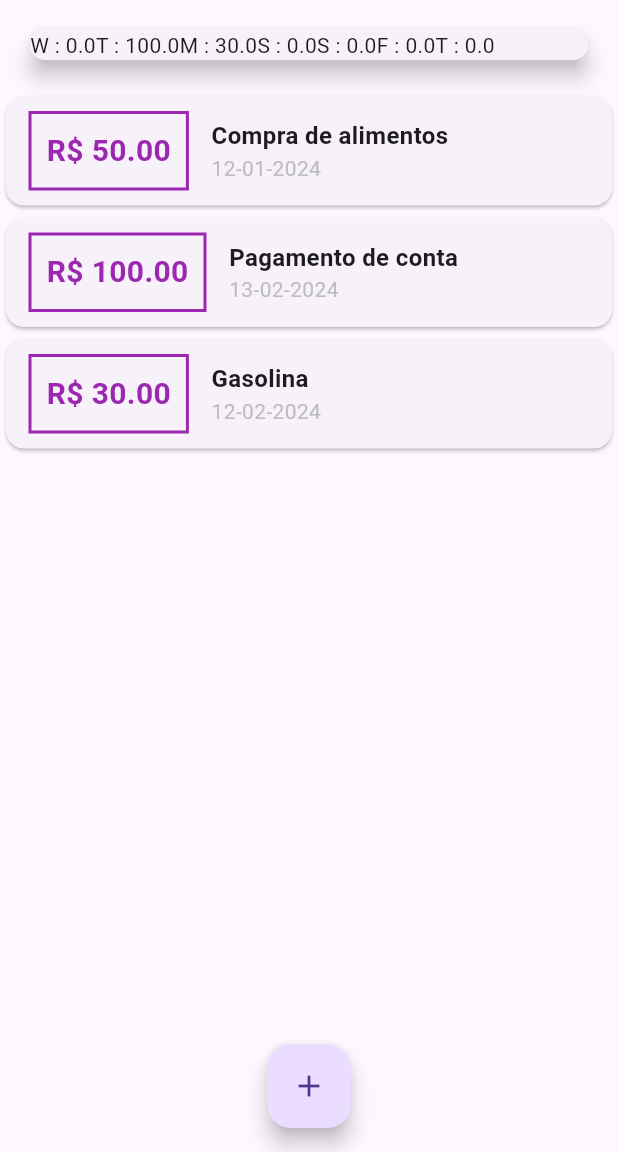
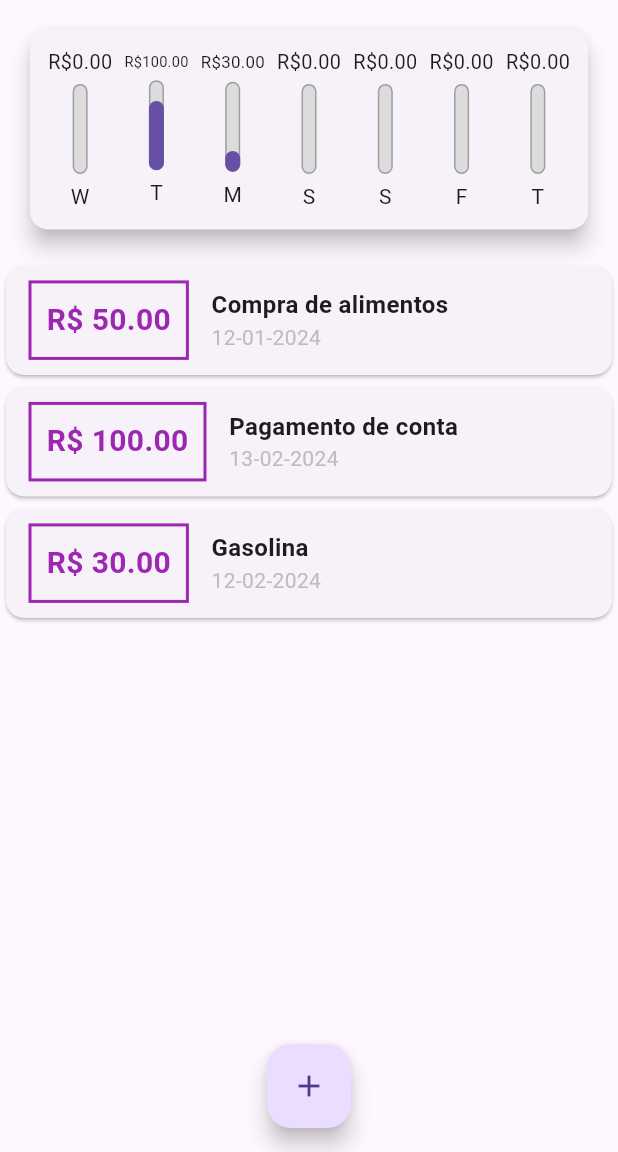
Before and after one commit to tiagors09/expenses, a Flutter app: the screen it shows after launch, on a phone screen of 412 x 824 dp, the part 84-1236 px from its top. Run offline on Flutter 3.47's test engine with Material 3 defaults, Android fonts, the phone set to English and light mode, and no system bars.

Commit message:
chart.dart: added method to get total value in a week, a padding wraping chart row and flexibilitie to chart

```diff
--- a/lib/components/chart.dart
+++ b/lib/components/chart.dart
@@ -1,3 +1,4 @@
+import 'package:expenses/components/chart_bar.dart';
 import 'package:expenses/models/transaction.dart';
 import 'package:flutter/material.dart';
 import 'package:intl/intl.dart';
@@ -27,16 +28,31 @@ class Chart extends StatelessWidget {
     });
   }
 
+  double get _weekTotalValue {
+    return groupedTransactions.fold(
+        0.0, (sum, tr) => sum += tr['value'] as double);
+  }
+
   @override
   Widget build(BuildContext context) {
     groupedTransactions;
     return Card(
       elevation: 6,
       margin: const EdgeInsets.all(20.0),
-      child: Row(
-        children: groupedTransactions.map((tr) {
-          return Text('${tr['day']} : ${tr['value']}');
-        }).toList(),
+      child: Padding(
+        padding: const EdgeInsets.all(8.0),
+        child: Row(
+          mainAxisAlignment: MainAxisAlignment.spaceAround,
+          children: groupedTransactions.map((tr) {
+            return Flexible(
+              fit: FlexFit.tight,
+              child: ChartBar(
+                  label: tr['day'].toString(),
+                  value: tr['value'] as double,
+                  percentage: (tr['value'] as double) / _weekTotalValue),
+            );
+          }).toList(),
+        ),
       ),
     );
   }
--- /dev/null
+++ b/lib/components/chart_bar.dart
@@ -0,0 +1,52 @@
+import 'package:flutter/material.dart';
+
+class ChartBar extends StatelessWidget {
+  final String label;
+  final double value;
+  final double percentage;
+
+  const ChartBar(
+      {super.key,
+      required this.label,
+      required this.value,
+      required this.percentage});
+
+  @override
+  Widget build(BuildContext context) {
+    return Container(
+      margin: const EdgeInsets.all(4.0),
+      child: Column(
+        children: [
+          Container(
+              margin: const EdgeInsets.fromLTRB(0, 0, 0, 5.0),
+              child: FittedBox(child: Text('R\$${value.toStringAsFixed(2)}'))),
+          Container(
+            height: 60,
+            width: 10,
+            margin: const EdgeInsets.fromLTRB(0, 0, 0, 5),
+            child: Stack(alignment: Alignment.bottomCenter, children: [
+              Container(
+                decoration: BoxDecoration(
+                  border: Border.all(
+                      color: const Color.fromRGBO(158, 158, 158, 1),
+                      width: 1.0),
+                  color: const Color.fromRGBO(220, 220, 220, 1),
+                  borderRadius: BorderRadius.circular(5),
+                ),
+              ),
+              FractionallySizedBox(
+                heightFactor: percentage,
+                child: Container(
+                  decoration: BoxDecoration(
+                      borderRadius: BorderRadius.circular(5),
+                      color: Theme.of(context).primaryColor),
+                ),
+              )
+            ]),
+          ),
+          Text(label)
+        ],
+      ),
+    );
+  }
+}
```
